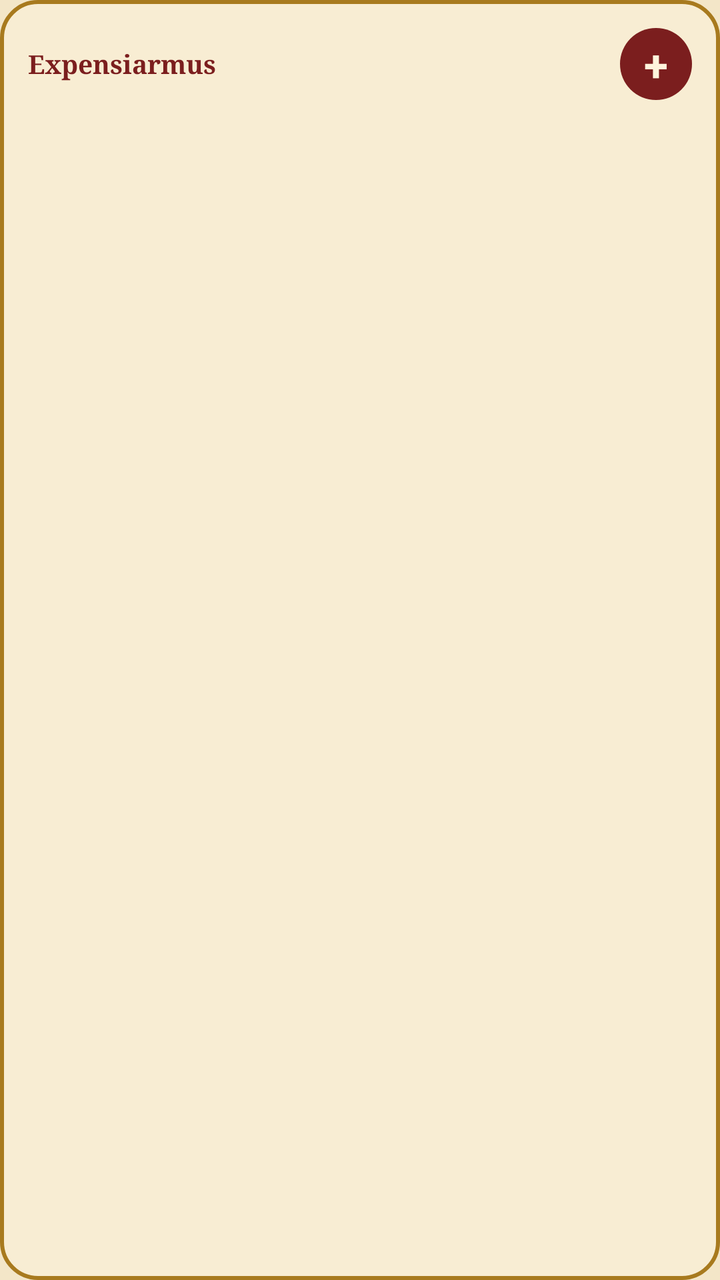
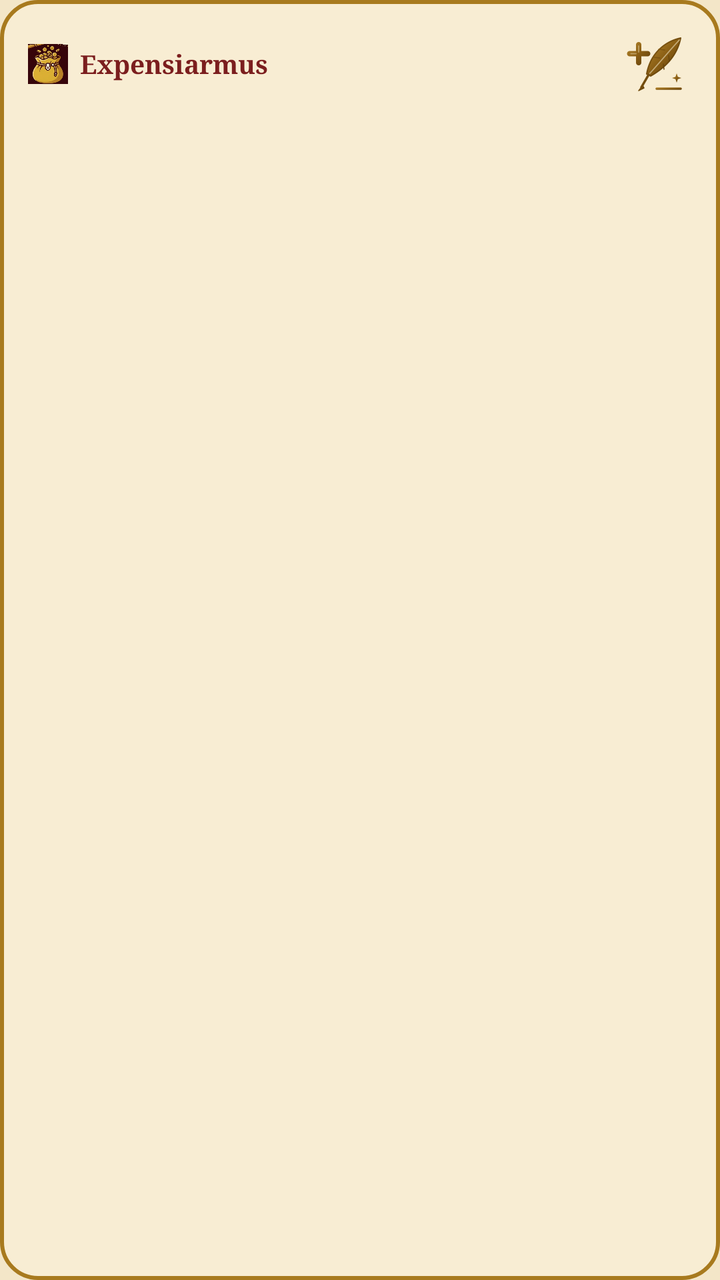

Two renders of the same Android screen: before a commit and after it. Below are the layout's source before the change and the commit's diff.
<!-- AndroidManifest.xml: application theme Theme.Expenses -->
<!-- res/layout/widget_ledger.xml -->
<?xml version="1.0" encoding="utf-8"?>
<LinearLayout xmlns:android="http://schemas.android.com/apk/res/android"
    android:id="@+id/widget_root"
    android:layout_width="match_parent"
    android:layout_height="match_parent"
    android:background="@drawable/widget_background"
    android:orientation="vertical"
    android:padding="14dp">

    <LinearLayout
        android:layout_width="match_parent"
        android:layout_height="wrap_content"
        android:gravity="center_vertical"
        android:orientation="horizontal">

        <TextView
            android:id="@+id/widget_heading"
            android:layout_width="0dp"
            android:layout_height="wrap_content"
            android:layout_weight="1"
            android:fontFamily="serif"
            android:maxLines="1"
            android:text="@string/app_name"
            android:textColor="@color/widget_heading"
            android:textSize="13sp"
            android:textStyle="bold" />

        <TextView
            android:id="@+id/widget_add"
            android:layout_width="36dp"
            android:layout_height="36dp"
            android:background="@drawable/widget_add_background"
            android:contentDescription="@string/widget_add"
            android:gravity="center"
            android:text="+"
            android:textColor="@color/widget_on_accent"
            android:textSize="22sp"
            android:textStyle="bold" />
    </LinearLayout>

    <TextView
        android:id="@+id/widget_total"
        android:layout_width="wrap_content"
        android:layout_height="wrap_content"
        android:fontFamily="serif"
        android:textColor="@color/widget_heading"
        android:textSize="26sp"
        android:textStyle="bold" />

    <TextView
        android:id="@+id/widget_label"
        android:layout_width="wrap_content"
        android:layout_height="wrap_content"
        android:layout_marginBottom="6dp"
        android:textColor="@color/widget_soft"
        android:textSize="12sp" />

    <TextView
        android:id="@+id/widget_trip"
        android:layout_width="match_parent"
        android:layout_height="wrap_content"
        android:layout_marginBottom="6dp"
        android:maxLines="1"
        android:ellipsize="end"
        android:textColor="@color/widget_heading"
        android:textSize="12sp"
        android:textStyle="bold"
        android:visibility="gone" />

    <LinearLayout android:id="@+id/widget_ward1" android:layout_width="match_parent" android:layout_height="wrap_content" android:orientation="vertical" android:visibility="gone">
        <TextView android:id="@+id/widget_ward1_text" android:layout_width="match_parent" android:layout_height="wrap_content" android:maxLines="1" android:textColor="@color/widget_ink" android:textSize="12sp" />
        <ProgressBar android:id="@+id/widget_ward1_bar" style="?android:attr/progressBarStyleHorizontal" android:layout_width="match_parent" android:layout_height="8dp" android:layout_marginBottom="4dp" android:max="100" android:progressDrawable="@drawable/widget_bar" />
    </LinearLayout>

    <LinearLayout android:id="@+id/widget_ward2" android:layout_width="match_parent" android:layout_height="wrap_content" android:orientation="vertical" android:visibility="gone">
        <TextView android:id="@+id/widget_ward2_text" android:layout_width="match_parent" android:layout_height="wrap_content" android:maxLines="1" android:textColor="@color/widget_ink" android:textSize="12sp" />
        <ProgressBar android:id="@+id/widget_ward2_bar" style="?android:attr/progressBarStyleHorizontal" android:layout_width="match_parent" android:layout_height="8dp" android:layout_marginBottom="4dp" android:max="100" android:progressDrawable="@drawable/widget_bar" />
    </LinearLayout>

    <LinearLayout android:id="@+id/widget_ward3" android:layout_width="match_parent" android:layout_height="wrap_content" android:orientation="vertical" android:visibility="gone">
        <TextView android:id="@+id/widget_ward3_text" android:layout_width="match_parent" android:layout_height="wrap_content" android:maxLines="1" android:textColor="@color/widget_ink" android:textSize="12sp" />
        <ProgressBar android:id="@+id/widget_ward3_bar" style="?android:attr/progressBarStyleHorizontal" android:layout_width="match_parent" android:layout_height="8dp" android:max="100" android:progressDrawable="@drawable/widget_bar" />
    </LinearLayout>

    <TextView
        android:id="@+id/widget_empty"
        android:layout_width="wrap_content"
        android:layout_height="wrap_content"
        android:textColor="@color/widget_soft"
        android:textSize="12sp"
        android:visibility="gone" />
</LinearLayout>
<!-- resources referenced by this layout -->
<resources>
  <color name="widget_heading">#7B1E1E</color>
  <color name="widget_ink">#3B2A1A</color>
  <color name="widget_on_accent">#FFF4DC</color>
  <color name="widget_soft">#6B5236</color>
  <!-- drawable widget_add_background (drawable) -->
  <?xml version="1.0" encoding="utf-8"?>
  <shape xmlns:android="http://schemas.android.com/apk/res/android" android:shape="oval">
      <solid android:color="@color/widget_accent" />
  </shape>
  <!-- drawable widget_background (drawable) -->
  <?xml version="1.0" encoding="utf-8"?>
  <shape xmlns:android="http://schemas.android.com/apk/res/android" android:shape="rectangle">
      <solid android:color="@color/widget_paper" />
      <stroke android:width="2dp" android:color="@color/widget_gold" />
      <corners android:radius="18dp" />
  </shape>
  <!-- drawable widget_bar (drawable) -->
  <?xml version="1.0" encoding="utf-8"?>
  <layer-list xmlns:android="http://schemas.android.com/apk/res/android">
      <item android:id="@android:id/background">
          <shape>
              <corners android:radius="4dp" />
              <solid android:color="@color/widget_track" />
              <stroke android:width="1dp" android:color="@color/widget_gold" />
          </shape>
      </item>
      <item android:id="@android:id/progress">
          <clip>
              <shape>
                  <corners android:radius="4dp" />
                  <solid android:color="@color/widget_accent" />
              </shape>
          </clip>
      </item>
  </layer-list>
  <string name="app_name">Expensiarmus</string>
  <string name="widget_add">Record an expense</string>
  <style name="Theme.Expenses" parent="android:Theme.Material.Light.NoActionBar">
          <item name="android:windowBackground">@color/parchment</item>
      </style>
  <color name="widget_accent">#7B1E1E</color>
  <color name="widget_paper">#F8EDD3</color>
  <color name="widget_gold">#A87A1E</color>
  <color name="widget_track">#E6D3AA</color>
  <color name="parchment">#F3E6C8</color>
</resources>

<!-- the commit's change to res/layout/widget_ledger.xml (unified diff, before → after) -->
@@ -13,6 +13,13 @@
         android:gravity="center_vertical"
         android:orientation="horizontal">
 
+        <ImageView
+            android:layout_width="20dp"
+            android:layout_height="20dp"
+            android:layout_marginEnd="6dp"
+            android:importantForAccessibility="no"
+            android:src="@drawable/emblem_logo_pouch" />
+
         <TextView
             android:id="@+id/widget_heading"
             android:layout_width="0dp"
@@ -25,17 +32,14 @@
             android:textSize="13sp"
             android:textStyle="bold" />
 
-        <TextView
+        
+        <ImageView
             android:id="@+id/widget_add"
             android:layout_width="36dp"
             android:layout_height="36dp"
-            android:background="@drawable/widget_add_background"
             android:contentDescription="@string/widget_add"
-            android:gravity="center"
-            android:text="+"
-            android:textColor="@color/widget_on_accent"
-            android:textSize="22sp"
-            android:textStyle="bold" />
+            android:padding="2dp"
+            android:src="@drawable/emblem_quill" />
     </LinearLayout>
 
     <TextView
@@ -55,30 +59,55 @@
         android:textColor="@color/widget_soft"
         android:textSize="12sp" />
 
-    <TextView
-        android:id="@+id/widget_trip"
+    <LinearLayout
+        android:id="@+id/widget_trip_row"
         android:layout_width="match_parent"
         android:layout_height="wrap_content"
         android:layout_marginBottom="6dp"
-        android:maxLines="1"
-        android:ellipsize="end"
-        android:textColor="@color/widget_heading"
-        android:textSize="12sp"
-        android:textStyle="bold"
-        android:visibility="gone" />
+        android:gravity="center_vertical"
+        android:orientation="horizontal"
+        android:visibility="gone">
+
+        <ImageView
+            android:layout_width="18dp"
+            android:layout_height="18dp"
+            android:layout_marginEnd="6dp"
+            android:importantForAccessibility="no"
+            android:src="@drawable/emblem_trip" />
+
+        <TextView
+            android:id="@+id/widget_trip"
+            android:layout_width="0dp"
+            android:layout_height="wrap_content"
+            android:layout_weight="1"
+            android:maxLines="1"
+            android:ellipsize="end"
+            android:textColor="@color/widget_heading"
+            android:textSize="12sp"
+            android:textStyle="bold" />
+    </LinearLayout>
 
     <LinearLayout android:id="@+id/widget_ward1" android:layout_width="match_parent" android:layout_height="wrap_content" android:orientation="vertical" android:visibility="gone">
-        <TextView android:id="@+id/widget_ward1_text" android:layout_width="match_parent" android:layout_height="wrap_content" android:maxLines="1" android:textColor="@color/widget_ink" android:textSize="12sp" />
+        <LinearLayout android:layout_width="match_parent" android:layout_height="wrap_content" android:gravity="center_vertical" android:orientation="horizontal">
+            <ImageView android:id="@+id/widget_ward1_icon" android:layout_width="16dp" android:layout_height="16dp" android:layout_marginEnd="5dp" android:importantForAccessibility="no" />
+            <TextView android:id="@+id/widget_ward1_text" android:layout_width="0dp" android:layout_weight="1" android:layout_height="wrap_content" android:maxLines="1" android:textColor="@color/widget_ink" android:textSize="12sp" />
+        </LinearLayout>
         <ProgressBar android:id="@+id/widget_ward1_bar" style="?android:attr/progressBarStyleHorizontal" android:layout_width="match_parent" android:layout_height="8dp" android:layout_marginBottom="4dp" android:max="100" android:progressDrawable="@drawable/widget_bar" />
     </LinearLayout>
 
     <LinearLayout android:id="@+id/widget_ward2" android:layout_width="match_parent" android:layout_height="wrap_content" android:orientation="vertical" android:visibility="gone">
-        <TextView android:id="@+id/widget_ward2_text" android:layout_width="match_parent" android:layout_height="wrap_content" android:maxLines="1" android:textColor="@color/widget_ink" android:textSize="12sp" />
+        <LinearLayout android:layout_width="match_parent" android:layout_height="wrap_content" android:gravity="center_vertical" android:orientation="horizontal">
+            <ImageView android:id="@+id/widget_ward2_icon" android:layout_width="16dp" android:layout_height="16dp" android:layout_marginEnd="5dp" android:importantForAccessibility="no" />
+            <TextView android:id="@+id/widget_ward2_text" android:layout_width="0dp" android:layout_weight="1" android:layout_height="wrap_content" android:maxLines="1" android:textColor="@color/widget_ink" android:textSize="12sp" />
+        </LinearLayout>
         <ProgressBar android:id="@+id/widget_ward2_bar" style="?android:attr/progressBarStyleHorizontal" android:layout_width="match_parent" android:layout_height="8dp" android:layout_marginBottom="4dp" android:max="100" android:progressDrawable="@drawable/widget_bar" />
     </LinearLayout>
 
     <LinearLayout android:id="@+id/widget_ward3" android:layout_width="match_parent" android:layout_height="wrap_content" android:orientation="vertical" android:visibility="gone">
-        <TextView android:id="@+id/widget_ward3_text" android:layout_width="match_parent" android:layout_height="wrap_content" android:maxLines="1" android:textColor="@color/widget_ink" android:textSize="12sp" />
+        <LinearLayout android:layout_width="match_parent" android:layout_height="wrap_content" android:gravity="center_vertical" android:orientation="horizontal">
+            <ImageView android:id="@+id/widget_ward3_icon" android:layout_width="16dp" android:layout_height="16dp" android:layout_marginEnd="5dp" android:importantForAccessibility="no" />
+            <TextView android:id="@+id/widget_ward3_text" android:layout_width="0dp" android:layout_weight="1" android:layout_height="wrap_content" android:maxLines="1" android:textColor="@color/widget_ink" android:textSize="12sp" />
+        </LinearLayout>
         <ProgressBar android:id="@+id/widget_ward3_bar" style="?android:attr/progressBarStyleHorizontal" android:layout_width="match_parent" android:layout_height="8dp" android:max="100" android:progressDrawable="@drawable/widget_bar" />
     </LinearLayout>
 
<!-- resource entries referenced after the edit -->
@@ -2,13 +2,10 @@
 <resources>
   <color name="widget_heading">#7B1E1E</color>
   <color name="widget_ink">#3B2A1A</color>
-  <color name="widget_on_accent">#FFF4DC</color>
   <color name="widget_soft">#6B5236</color>
-  <!-- drawable widget_add_background (drawable) -->
-  <?xml version="1.0" encoding="utf-8"?>
-  <shape xmlns:android="http://schemas.android.com/apk/res/android" android:shape="oval">
-      <solid android:color="@color/widget_accent" />
-  </shape>
+  <!-- drawable emblem_logo_pouch: png bitmap (drawable-nodpi, 59232 bytes) -->
+  <!-- drawable emblem_quill: png bitmap (drawable-night-nodpi, 19311 bytes) -->
+  <!-- drawable emblem_trip: png bitmap (drawable-nodpi, 37891 bytes) -->
   <!-- drawable widget_background (drawable) -->
   <?xml version="1.0" encoding="utf-8"?>
   <shape xmlns:android="http://schemas.android.com/apk/res/android" android:shape="rectangle">
